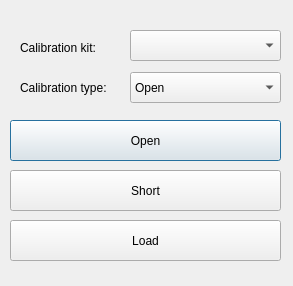
Above: gui/ui/calibration.ui from jsantos17/Tesis before the change. Below: the same form after it.
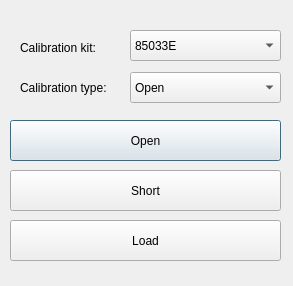
That is the form after the change.

The edit to the form file:
```diff
--- a/gui/ui/calibration.ui
+++ b/gui/ui/calibration.ui
@@ -38,6 +38,11 @@
      <height>31</height>
     </rect>
    </property>
+   <item>
+    <property name="text">
+     <string>85033E</string>
+    </property>
+   </item>
   </widget>
   <widget class="QLabel" name="cal_kit_label">
    <property name="geometry">
```
